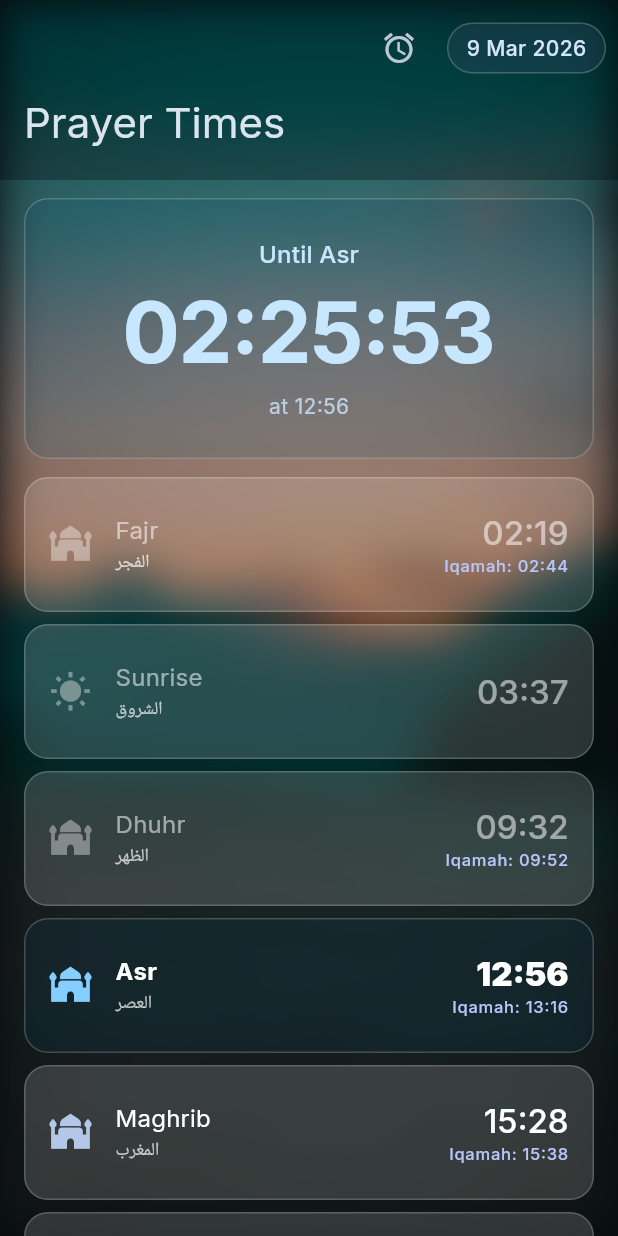
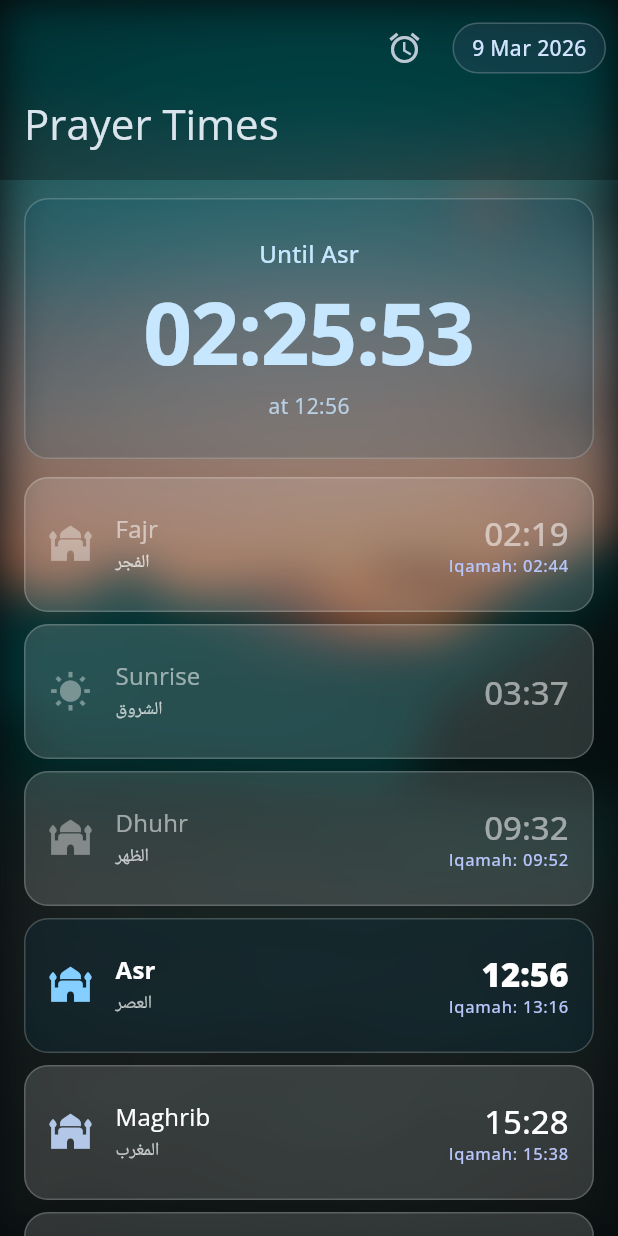
Before and after one commit to SiddiqMSF/Waqt, a Flutter app: the screen it shows after launch, on a phone screen of 412 x 824 dp. Run offline on Flutter 3.47's test engine with Material 3 defaults, Android fonts, the phone set to English and light mode, and no system bars; our stand-ins replace adhan, equatable, flutter_animate, flutter_local_notifications, flutter_riverpod, geolocator and 3 more; missing offline and left inert: alarm, flutter_background_service, home_widget.

Commit message:
chore: include all remaining changes

```diff
--- a/lib/core/theme/app_theme.dart
+++ b/lib/core/theme/app_theme.dart
@@ -16,7 +16,7 @@ class AppTheme {
         brightness: Brightness.light,
         dynamicSchemeVariant: DynamicSchemeVariant.vibrant,
       ),
-      textTheme: GoogleFonts.interTextTheme(ThemeData.light().textTheme),
+      textTheme: GoogleFonts.openSansTextTheme(ThemeData.light().textTheme),
       visualDensity: VisualDensity.adaptivePlatformDensity,
     );
   }
@@ -29,7 +29,7 @@ class AppTheme {
         brightness: Brightness.dark,
         dynamicSchemeVariant: DynamicSchemeVariant.vibrant,
       ),
-      textTheme: GoogleFonts.interTextTheme(ThemeData.dark().textTheme),
+      textTheme: GoogleFonts.openSansTextTheme(ThemeData.dark().textTheme),
       visualDensity: VisualDensity.adaptivePlatformDensity,
     );
   }
```
